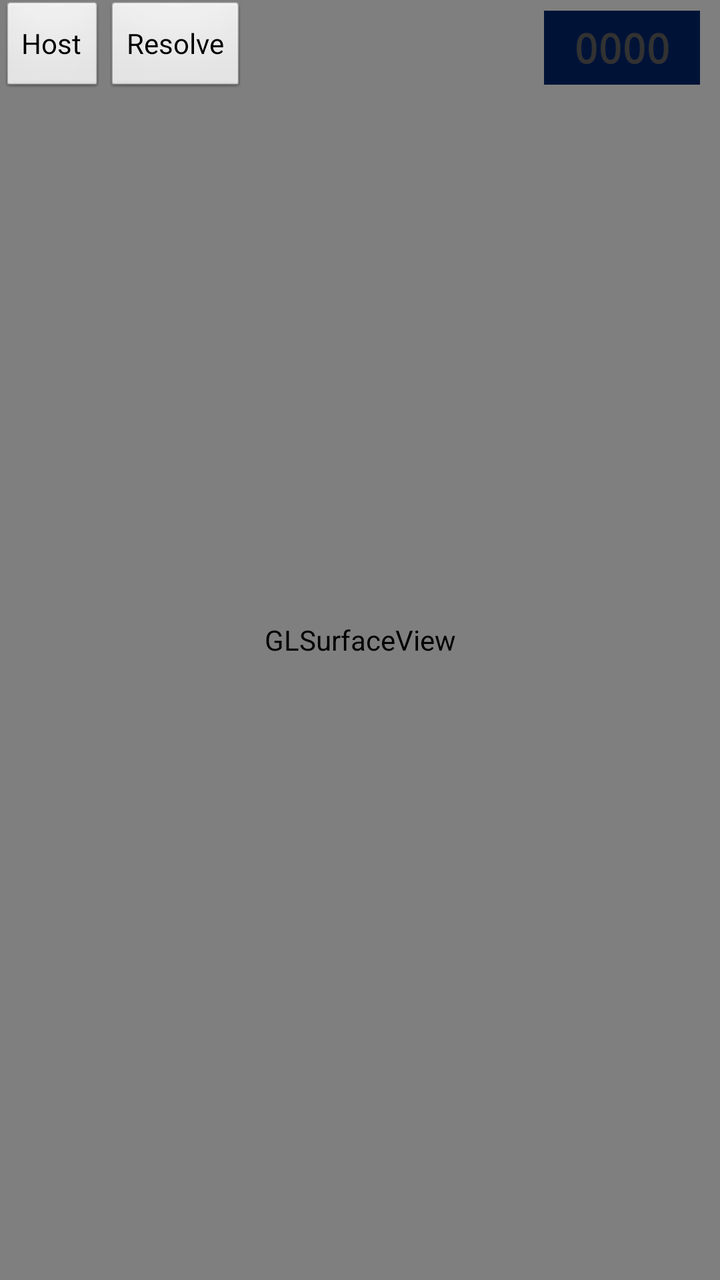
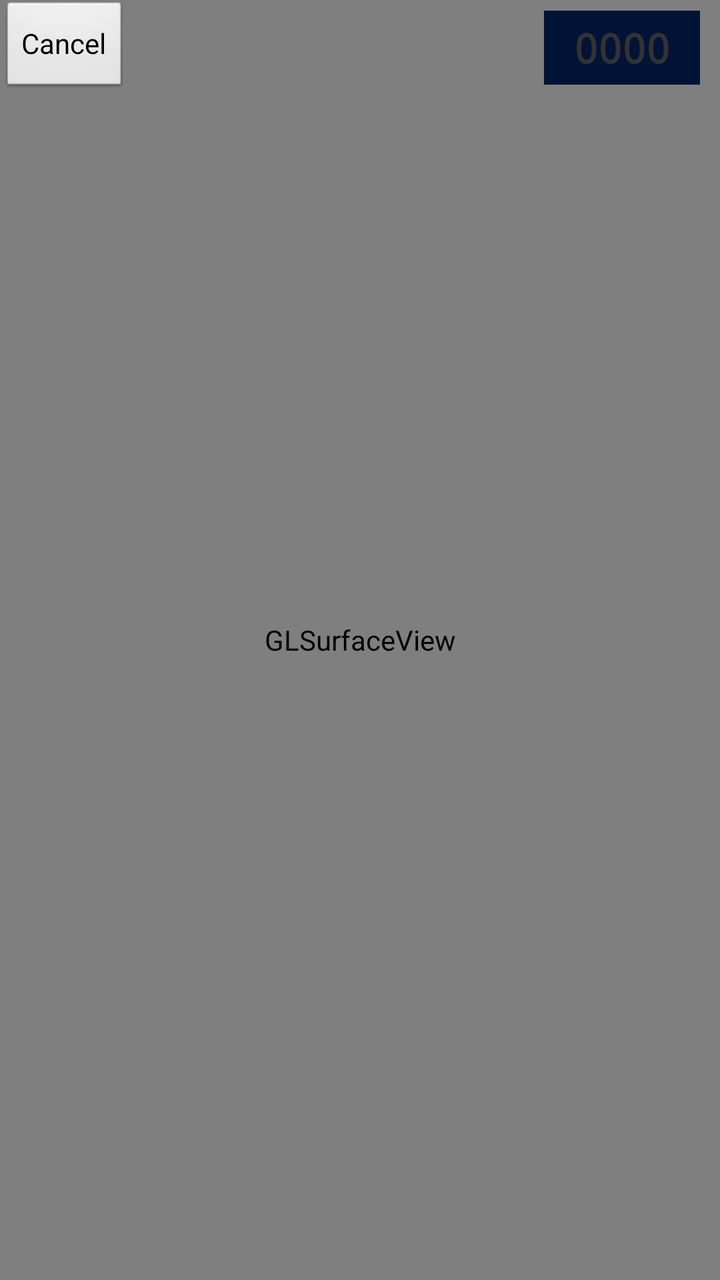

Compare the two renders of this Android layout. The source of the first and the diff that turns it into the second are given below.
<!-- AndroidManifest.xml: application theme AppTheme -->
<!-- res/layout/activity_main.xml -->
<RelativeLayout xmlns:android="http://schemas.android.com/apk/res/android"
    xmlns:tools="http://schemas.android.com/tools"
    android:layout_width="match_parent"
    android:layout_height="match_parent"
    tools:context="com.google.ar.core.examples.java.cloudanchor.CloudAnchorActivity">

  <android.opengl.GLSurfaceView
      android:id="@+id/surfaceview"
      android:layout_width="fill_parent"
      android:layout_height="fill_parent"
      android:layout_gravity="top"/>

  <LinearLayout
      android:layout_width="match_parent"
      android:layout_height="wrap_content"
      android:orientation="horizontal">

    <Button
        android:id="@+id/host_button"
        android:layout_width="wrap_content"
        android:layout_height="wrap_content"
        android:text="@string/host_button_text"/>

    <Button
        android:id="@+id/resolve_button"
        android:layout_width="wrap_content"
        android:layout_height="wrap_content"
        android:text="@string/resolve_button_text"/>

    <RelativeLayout
        android:layout_width="wrap_content"
        android:layout_height="wrap_content"
        android:layout_gravity="center"
        android:paddingRight="10dp">

      <TextView
          android:id="@+id/room_code_text"
          android:textStyle="bold"
          android:layout_width="wrap_content"
          android:layout_height="wrap_content"
          android:layout_alignParentEnd="true"
          android:paddingHorizontal="15dp"
          android:paddingVertical="5dp"
          android:fontFamily="monospace"
          android:text="@string/initial_room_code"
          android:textSize="20sp"
          android:gravity="center_vertical"
          android:background="#001337"/>

    </RelativeLayout>

  </LinearLayout>

</RelativeLayout>
<!-- resources referenced by this layout -->
<resources>
  <string name="host_button_text">Host</string>
  <string name="initial_room_code">0000</string>
  <string name="resolve_button_text">Resolve</string>
  <style name="AppTheme" parent="AppBaseTheme">
      
    </style>
  <style name="AppBaseTheme" parent="android:Theme.Light">
      
    </style>
</resources>

<!-- the commit's change to res/layout/activity_main.xml (unified diff, before → after) -->
@@ -1,4 +1,5 @@
 <RelativeLayout xmlns:android="http://schemas.android.com/apk/res/android"
+    xmlns:app="http://schemas.android.com/apk/res-auto"
     xmlns:tools="http://schemas.android.com/tools"
     android:layout_width="match_parent"
     android:layout_height="match_parent"
@@ -10,22 +11,18 @@
       android:layout_height="fill_parent"
       android:layout_gravity="top"/>
 
+
   <LinearLayout
+      android:id="@+id/linearLayout"
       android:layout_width="match_parent"
       android:layout_height="wrap_content"
       android:orientation="horizontal">
 
     <Button
-        android:id="@+id/host_button"
+        android:id="@+id/cancel_button"
         android:layout_width="wrap_content"
         android:layout_height="wrap_content"
-        android:text="@string/host_button_text"/>
-
-    <Button
-        android:id="@+id/resolve_button"
-        android:layout_width="wrap_content"
-        android:layout_height="wrap_content"
-        android:text="@string/resolve_button_text"/>
+        android:text="Cancel" />
 
     <RelativeLayout
         android:layout_width="wrap_content"
@@ -35,17 +32,17 @@
 
       <TextView
           android:id="@+id/room_code_text"
-          android:textStyle="bold"
           android:layout_width="wrap_content"
           android:layout_height="wrap_content"
           android:layout_alignParentEnd="true"
+          android:background="#001337"
+          android:fontFamily="monospace"
+          android:gravity="center_vertical"
           android:paddingHorizontal="15dp"
           android:paddingVertical="5dp"
-          android:fontFamily="monospace"
           android:text="@string/initial_room_code"
           android:textSize="20sp"
-          android:gravity="center_vertical"
-          android:background="#001337"/>
+          android:textStyle="bold" />
 
     </RelativeLayout>
 
<!-- resource entries referenced after the edit -->
@@ -1,8 +1,6 @@
 <!-- resources referenced by this layout -->
 <resources>
-  <string name="host_button_text">Host</string>
   <string name="initial_room_code">0000</string>
-  <string name="resolve_button_text">Resolve</string>
   <style name="AppTheme" parent="AppBaseTheme">
       
     </style>
